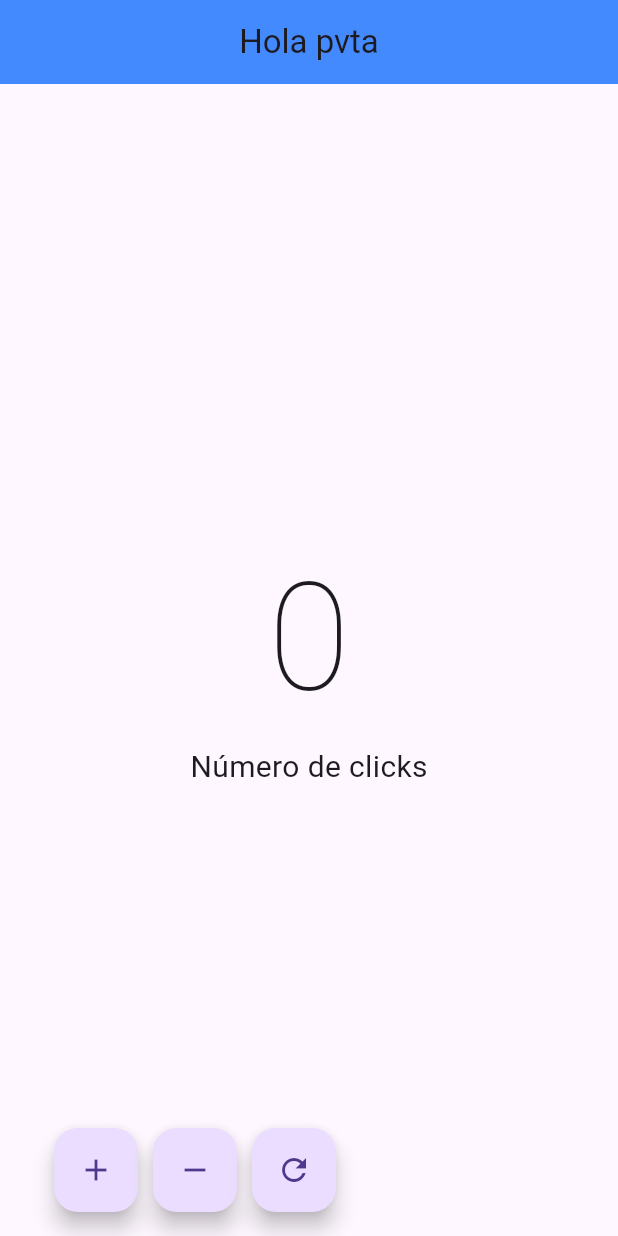
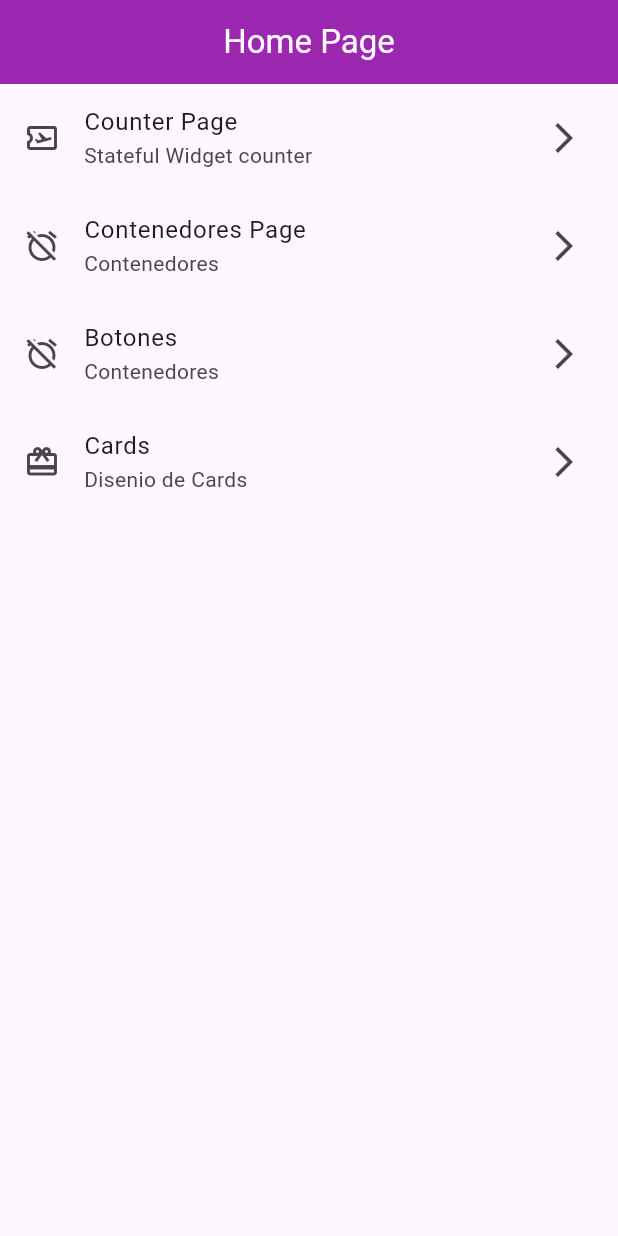
Before and after one commit to Dropxni/noseflutter, a Flutter app: the screen it shows after launch, on a phone screen of 412 x 824 dp. Run offline on Flutter 3.47's test engine with Material 3 defaults, Android fonts, the phone set to English and light mode, and no system bars.

Commit message:
add (cards, containers, buttons, counter, home)

```diff
--- a/lib/main.dart
+++ b/lib/main.dart
@@ -1,90 +1,35 @@
+import 'package:noseflutter/pages/containers.dart';
+import 'package:noseflutter/pages/counter.dart';
+import 'package:noseflutter/pages/home.dart';
+import 'package:noseflutter/pages/buttons.dart';
+import 'package:noseflutter/pages/cards.dart';
 import 'package:flutter/material.dart';
 
 void main() {
   runApp(const MainApp());
 }
 
-class MainApp extends StatefulWidget {
+class MainApp extends StatelessWidget {
   const MainApp({super.key});
-
-  @override
-  State<MainApp> createState() => _MainAppState();
-}
-
-class _MainAppState extends State<MainApp> {
-  int numeroclick = 0;
 
   @override
   Widget build(BuildContext context) {
     return MaterialApp(
       debugShowCheckedModeBanner: false,
-      home: Scaffold(
-        appBar: AppBar(
-          title: const Text('Hola pvta'),
-          backgroundColor: Colors.blueAccent,
+      home: const HomePage(),
+      routes: {
+        '/home': (context) => const HomePage(),
+        '/counter': (context) => const CounterPage(),
+        '/contenedores': (context) => const ContainersPage(),
+        '/buttons': (context) => const ButtonsPage(),
+        '/cards': (context) => const CardsPage()
+      },
+      theme: ThemeData(
+        appBarTheme: const AppBarTheme(
+          backgroundColor: Colors.purple,
+          foregroundColor: Colors.white,
           centerTitle: true,
         ),
-        body: Center(
-          child: Column(
-            mainAxisAlignment: MainAxisAlignment.center,
-            children: [
-              Text(
-                "$numeroclick",
-                style: const TextStyle(
-                  fontSize: 100,
-                  fontWeight: FontWeight.w100,
-                ),
-              ),
-              const Text(
-                'Número de clicks',
-                style: TextStyle(
-                  fontSize: 20,
-                ),
-              ),
-            ],
-          ),
-        ),
-        floatingActionButton: Padding(
-          padding: const EdgeInsets.only(left: 20.0),
-          child: Row(
-            mainAxisSize: MainAxisSize.min,
-            children: [
-              // Botón para sumar
-              FloatingActionButton(
-                onPressed: () {
-                  setState(() {
-                    numeroclick++;
-                  });
-                },
-                tooltip: 'Sumar',
-                child: const Icon(Icons.add),
-              ),
-              const SizedBox(width: 10),
-              // Botón para restar
-              FloatingActionButton(
-                onPressed: () {
-                  setState(() {
-                    numeroclick--;
-                  });
-                },
-                tooltip: 'Restar',
-                child: const Icon(Icons.remove),
-              ),
-              const SizedBox(width: 10),
-              // Botón para reiniciar
-              FloatingActionButton(
-                onPressed: () {
-                  setState(() {
-                    numeroclick = 0;
-                  });
-                },
-                tooltip: 'Reiniciar',
-                child: const Icon(Icons.refresh),
-              ),
-            ],
-          ),
-        ),
-        floatingActionButtonLocation: FloatingActionButtonLocation.startFloat,
       ),
     );
   }
--- /dev/null
+++ b/lib/pages/home.dart
@@ -0,0 +1,56 @@
+import 'package:flutter/material.dart';
+
+class HomePage extends StatelessWidget {
+  const HomePage({super.key});
+
+  @override
+  Widget build(BuildContext context) {
+    return Scaffold(
+      appBar: AppBar(
+        title: const Text("Home Page"),
+      ),
+      body: ListView(
+        children: [
+          ListTile(
+            title: const Text("Counter Page"),
+            subtitle: const Text("Stateful Widget counter"),
+            leading: const Icon(Icons.airplane_ticket_outlined),
+            trailing: const Icon(Icons.arrow_forward_ios),
+            onTap: () => (
+              Navigator.pushNamed(context, '/counter')
+            ),
+          ),
+          ListTile(
+            title: const Text("Contenedores Page"),
+            subtitle: const Text("Contenedores"),
+            leading: const Icon(Icons.alarm_off_outlined),
+            trailing: const Icon(Icons.arrow_forward_ios),
+            onTap: () => (
+              Navigator.pushNamed(context, '/contenedores')
+            ),
+          ),
+          ListTile(
+            title: const Text("Botones"),
+            subtitle: const Text("Contenedores"),
+            leading: const Icon(Icons.alarm_off_outlined),
+            trailing: const Icon(Icons.arrow_forward_ios),
+            onTap: () => (
+              Navigator.pushNamed(context, '/buttons')
+            ),
+          ),
+          ListTile(
+            title: const Text("Cards"),
+            subtitle: const Text("Disenio de Cards"),
+            leading: const Icon(Icons.card_giftcard),
+            trailing: const Icon(Icons.arrow_forward_ios),
+            onTap: () => (
+              Navigator.pushNamed(context,'/cards' )
+            ),
+          )
+        ],
+      ),
+    );
+  }
+}
+
+//como implementar un tema global a mi appbar
```
Also changed, not shown: lib/pages/buttons.dart (added, +55 -0 lines), lib/pages/cards.dart (added, +19 -0 lines), lib/pages/containers.dart (added, +83 -0 lines), lib/pages/counter.dart (added, +74 -0 lines).
